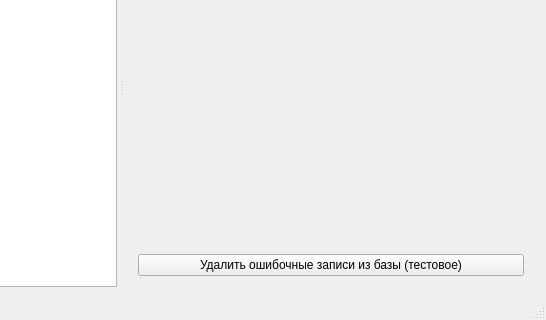
BarsukAlexey/xelarogi, file TournamentManager/mainwindow.ui: the form before one commit; both pictures show x 252 to 798 and y 159 to 479 of the 798 by 479 pixel window.
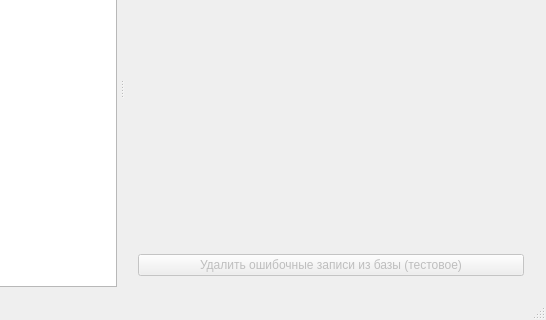
The form after the commit.

What changed in the file:
```diff
--- a/TournamentManager/mainwindow.ui
+++ b/TournamentManager/mainwindow.ui
@@ -121,6 +121,9 @@
            </item>
            <item>
             <widget class="QPushButton" name="testClearBtn">
+             <property name="enabled">
+              <bool>false</bool>
+             </property>
              <property name="text">
               <string>Удалить ошибочные записи из базы (тестовое)</string>
              </property>
```
